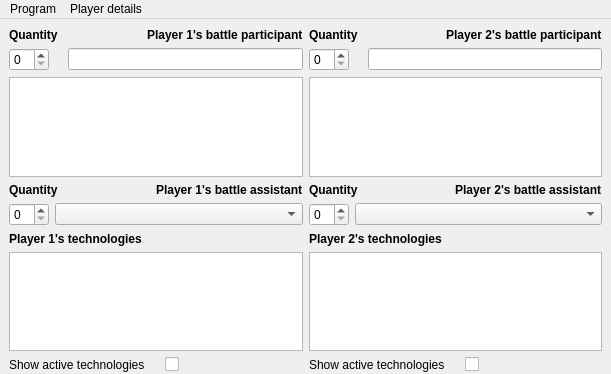
ProjectsKoryHasWorkedOn/2023-2024_AoE_II_Board_Game_Combat_Results_Calculator_Reworked, file AoE2_Calculator-master/mainwindow.ui: the form before one commit; both pictures show x 0 to 611 and y 0 to 374 of the 611 by 754 pixel window.
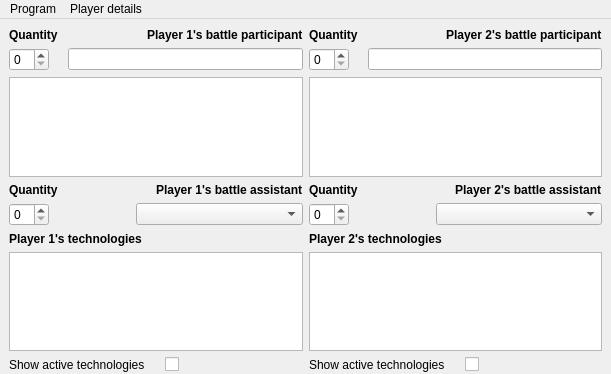
The form after the commit.

Commit message: working out the animations

Diff of the .ui file:
```diff
--- a/AoE2_Calculator-master/mainwindow.ui
+++ b/AoE2_Calculator-master/mainwindow.ui
@@ -193,6 +193,19 @@
                 </property>
                </widget>
               </item>
+              <item>
+               <widget class="QLabel" name="p2AssistantAnimation">
+                <property name="maximumSize">
+                 <size>
+                  <width>75</width>
+                  <height>75</height>
+                 </size>
+                </property>
+                <property name="text">
+                 <string/>
+                </property>
+               </widget>
+              </item>
               <item>
                <widget class="QComboBox" name="player2BattleAssistantNames"/>
               </item>
@@ -397,6 +410,19 @@
                 </property>
                </widget>
               </item>
+              <item>
+               <widget class="QLabel" name="p1AssistantAnimation">
+                <property name="maximumSize">
+                 <size>
+                  <width>75</width>
+                  <height>75</height>
+                 </size>
+                </property>
+                <property name="text">
+                 <string/>
+                </property>
+               </widget>
+              </item>
               <item>
                <widget class="QComboBox" name="player1BattleAssistantNames"/>
               </item>
```
Left out of the diff: 8 changed lines with no effect on the pictures. The commit also changes 157 other files.
